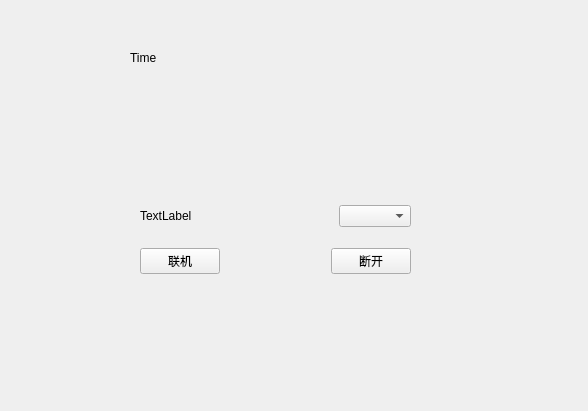
Qt form cheatermainform.ui (samier958/heaterClient) before a commit.
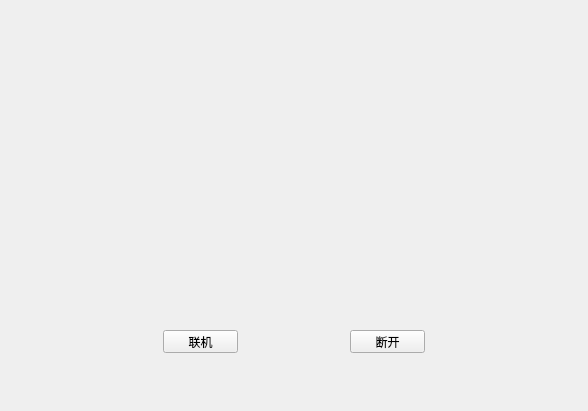
The same form after that commit.

The edit to the form file:
```diff
--- a/cheatermainform.ui
+++ b/cheatermainform.ui
@@ -13,88 +13,31 @@
   <property name="windowTitle">
    <string>Form</string>
   </property>
-  <widget class="QLabel" name="systemTime">
+  <widget class="QPushButton" name="connect">
    <property name="geometry">
     <rect>
-     <x>130</x>
-     <y>50</y>
-     <width>281</width>
-     <height>16</height>
+     <x>163</x>
+     <y>330</y>
+     <width>75</width>
+     <height>23</height>
     </rect>
    </property>
    <property name="text">
-    <string>Time</string>
+    <string>联机</string>
    </property>
   </widget>
-  <widget class="QWidget" name="">
+  <widget class="QPushButton" name="disconnect">
    <property name="geometry">
     <rect>
-     <x>140</x>
-     <y>190</y>
-     <width>271</width>
-     <height>101</height>
+     <x>350</x>
+     <y>330</y>
+     <width>75</width>
+     <height>23</height>
     </rect>
    </property>
-   <layout class="QVBoxLayout" name="verticalLayout">
-    <item>
-     <layout class="QHBoxLayout" name="horizontalLayout">
-      <item>
-       <widget class="QLabel" name="label">
-        <property name="text">
-         <string>TextLabel</string>
-        </property>
-       </widget>
-      </item>
-      <item>
-       <spacer name="horizontalSpacer">
-        <property name="orientation">
-         <enum>Qt::Horizontal</enum>
-        </property>
-        <property name="sizeHint" stdset="0">
-         <size>
-          <width>40</width>
-          <height>20</height>
-         </size>
-        </property>
-       </spacer>
-      </item>
-      <item>
-       <widget class="QComboBox" name="comboBox"/>
-      </item>
-     </layout>
-    </item>
-    <item>
-     <layout class="QHBoxLayout" name="horizontalLayout_2">
-      <item>
-       <widget class="QPushButton" name="connect">
-        <property name="text">
-         <string>联机</string>
-        </property>
-       </widget>
-      </item>
-      <item>
-       <spacer name="horizontalSpacer_2">
-        <property name="orientation">
-         <enum>Qt::Horizontal</enum>
-        </property>
-        <property name="sizeHint" stdset="0">
-         <size>
-          <width>40</width>
-          <height>20</height>
-         </size>
-        </property>
-       </spacer>
-      </item>
-      <item>
-       <widget class="QPushButton" name="disconnect">
-        <property name="text">
-         <string>断开</string>
-        </property>
-       </widget>
-      </item>
-     </layout>
-    </item>
-   </layout>
+   <property name="text">
+    <string>断开</string>
+   </property>
   </widget>
  </widget>
  <resources/>
```
